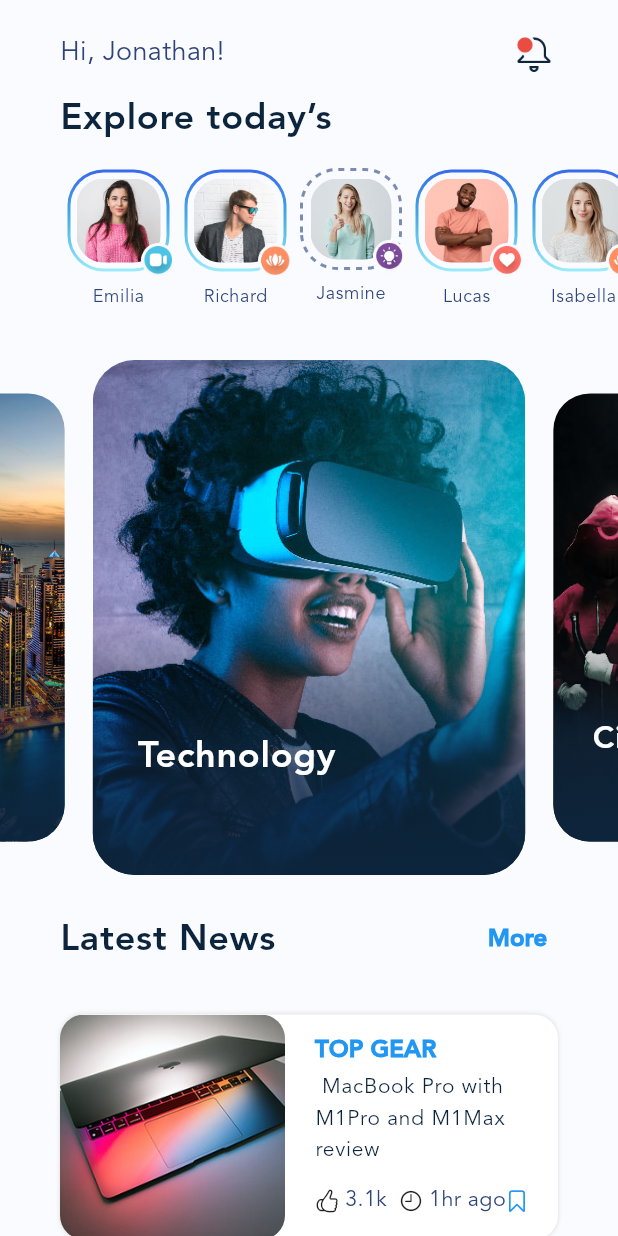
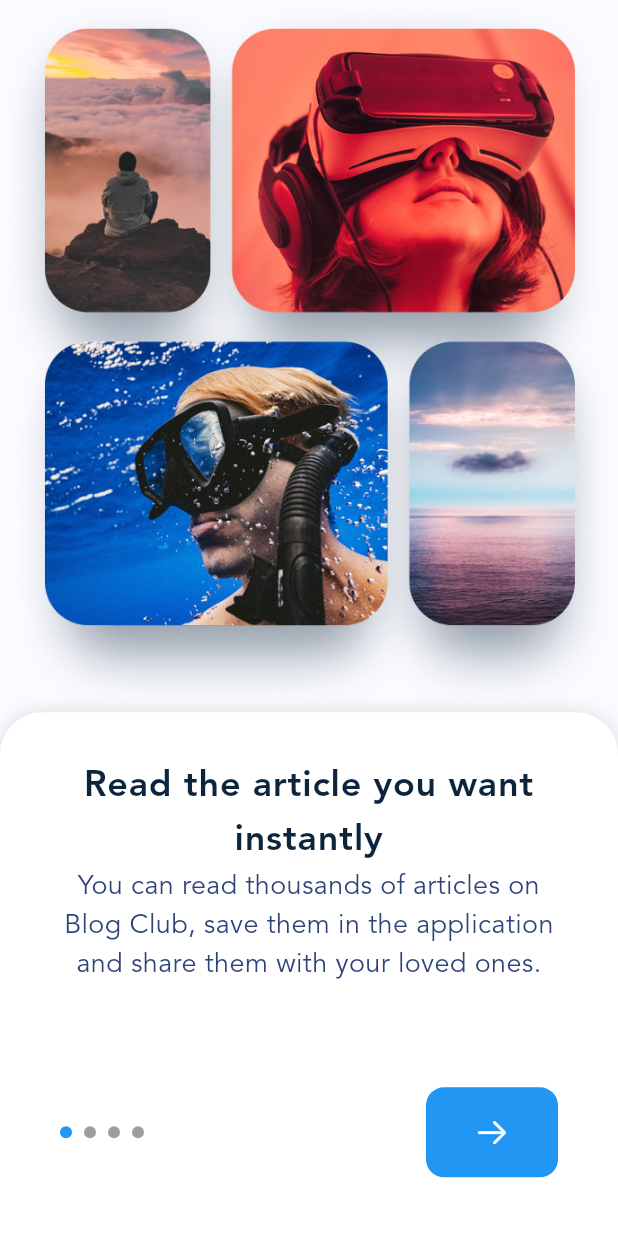
Before and after one commit to pouriasarkhosh/BlogClub, a Flutter app: the screen it shows after launch, on a phone screen of 412 x 824 dp. Run offline on Flutter 3.47's test engine with Material 3 defaults, Android fonts, the phone set to English and light mode, and no system bars; drawn by our look-alikes of carousel_slider, dotted_border, smooth_page_indicator; our stand-ins replace flutter_svg.

Commit message:
add OnBoardingScreen

```diff
--- /dev/null
+++ b/lib/auth.dart
@@ -0,0 +1,10 @@
+import 'package:flutter/material.dart';
+
+class AuthScreen extends StatelessWidget{
+  const AuthScreen({super.key});
+
+  @override
+  Widget build(BuildContext context) {
+    return Scaffold();
+  }
+}
--- /dev/null
+++ b/lib/onboarding.dart
@@ -0,0 +1,84 @@
+import 'package:flutter/cupertino.dart';
+import 'package:flutter/material.dart';
+import 'package:flutter_blog_club/auth.dart';
+import 'package:flutter_blog_club/data.dart';
+import 'package:smooth_page_indicator/smooth_page_indicator.dart';
+
+class OnBoardingScreen extends StatelessWidget{
+  const OnBoardingScreen({super.key});
+
+  @override
+  Widget build(BuildContext context) {
+    PageController pageController=PageController();
+    final ThemeData themeData=Theme.of(context);
+    return Scaffold(
+      body: SafeArea(
+        child: Column(
+          children: [
+            Image.asset('assets/img/background/onboarding.png'),
+            Expanded(child: Container(
+              decoration: BoxDecoration(
+                color: Colors.white,
+                borderRadius: BorderRadius.only(topLeft: Radius.circular(28),topRight: Radius.circular(28),),
+                boxShadow: [BoxShadow(
+                  color: Colors.black12,
+                  blurRadius: 10
+                )]
+              ),
+              child: Column(
+                children: [
+                  SizedBox(
+                    height: 250,
+                    child: PageView.builder(
+                      controller: pageController,
+                      itemCount: AppDatabase.onBoardingItems.length,
+                      itemBuilder: (context,index){
+
+                        final onBoard=AppDatabase.onBoardingItems[index];
+                      return Padding(
+                        padding: const EdgeInsets.fromLTRB(40, 32, 40, 32),
+                        child: Column(
+                          children: [
+                              Text(onBoard.title,style: themeData.textTheme.bodyLarge,textAlign: TextAlign.center,),
+                              Text(onBoard.description,style: themeData.textTheme.bodyMedium,textAlign: TextAlign.center)
+                          ],
+                        ),
+                      );
+
+                    }),
+                  ),
+                  Padding(
+                    padding: const EdgeInsets.only(left: 40,right: 40),
+                    child: Row(
+                      mainAxisAlignment: MainAxisAlignment.spaceBetween,
+                      children: [
+                      SmoothPageIndicator(
+                        effect: WormEffect(
+                          dotHeight: 8,
+                          dotWidth: 8,
+                          strokeWidth: 32,
+                          activeDotColor: Colors.blue
+                        ),
+                        controller: pageController, count: AppDatabase.onBoardingItems.length),
+
+                        InkWell(
+                          onTap: () {
+                            Navigator.of(context).pushReplacement(MaterialPageRoute(builder: (context)=>AuthScreen()));
+                          },
+                          child: Container(height: 60,width: 88,decoration: BoxDecoration(
+                            color: Colors.blue,borderRadius: BorderRadius.circular(12)
+                          ),
+                          child: Icon(CupertinoIcons.arrow_right,color: Colors.white,),
+                          ),
+                        )
+                    ],),
+                  )
+                ],
+              ),
+            ))
+          ],
+        ),
+      ),
+    );
+  }
+}
--- a/lib/splash.dart
+++ b/lib/splash.dart
@@ -1,5 +1,5 @@
 import 'package:flutter/material.dart';
-import 'package:flutter_blog_club/home.dart';
+import 'package:flutter_blog_club/onboarding.dart';
 import 'package:flutter_svg/svg.dart';
 
 class SplashScreen extends StatefulWidget{
@@ -19,7 +19,7 @@ class _SplashScreenState extends State<SplashScreen> {
     super.initState();
     Future.delayed(Duration(seconds: 3)).then((value) {
       // ignore: use_build_context_synchronously
-      Navigator.of(context).pushReplacement(MaterialPageRoute(builder: (context)=>HomeScreen()));
+      Navigator.of(context).pushReplacement(MaterialPageRoute(builder: (context)=>OnBoardingScreen()));
     },);
   }
 
--- a/pubspec.yaml
+++ b/pubspec.yaml
@@ -37,6 +37,7 @@ dependencies:
   carousel_slider: ^5.1.1
   dotted_border: ^3.1.0
   flutter_svg: ^2.2.0
+  smooth_page_indicator: ^1.2.1
 
 dev_dependencies:
   flutter_test:
```
Also changed, not shown: pubspec.lock.
